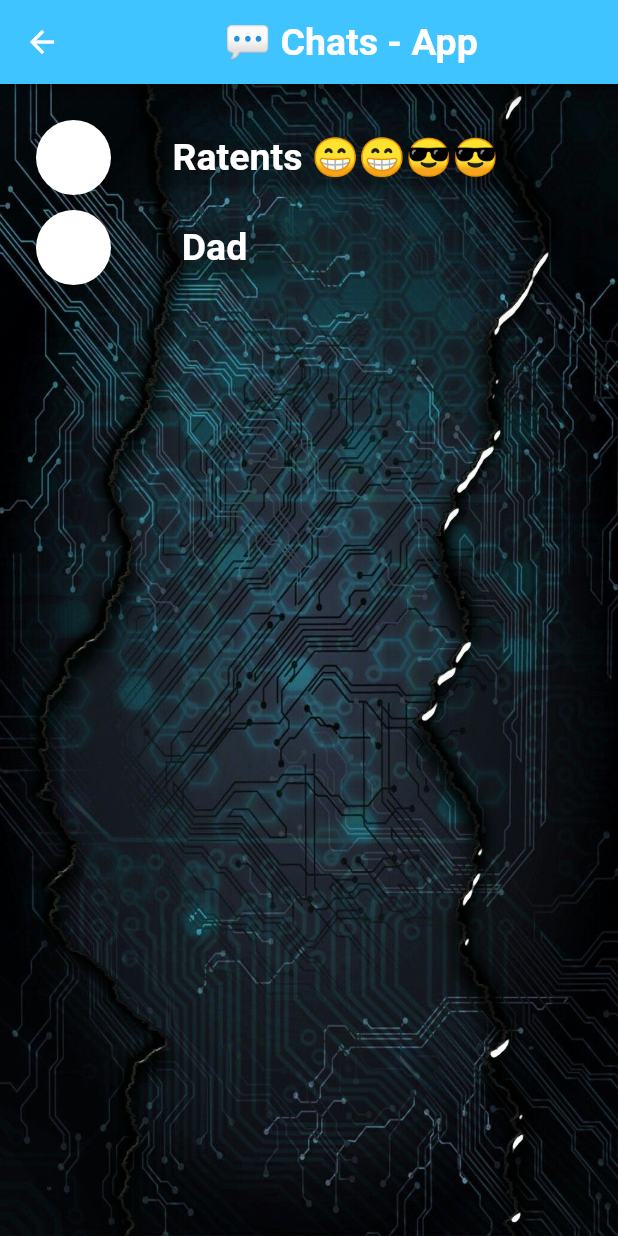
After one commit to eshan1925/Chatsapp, a Flutter app: the ChatHead screen opened by its route, on a phone screen of 412 x 824 dp. The commit adds this screen. Run offline on Flutter 3.47's test engine with Material 2 defaults, Android fonts, the phone set to English and light mode, and no system bars; our stand-ins replace animated_text_kit, cloud_firestore, firebase_auth, firebase_core, modal_progress_hud_nsn; accounts and stored records are empty.

Commit message:
Designing ChatHeads screen

```diff
--- a/lib/main.dart
+++ b/lib/main.dart
@@ -1,3 +1,4 @@
+import 'package:chatsapp/screens/Chatheads.dart';
 import 'package:flutter/material.dart';
 import 'package:chatsapp/screens/welcome_screen.dart';
 import 'package:chatsapp/screens/login_screen.dart';
@@ -22,6 +23,7 @@ class Chatsapp extends StatelessWidget {
       theme: ThemeData.dark(),
       routes: {
         WelcomeScreen.id: (context) => WelcomeScreen(),
+        ChatHead.id: (context) => ChatHead(),
         ChatScreen.id: (context) => ChatScreen(),
         LoginScreen.id: (context) => LoginScreen(),
         RegistrationScreen.id: (context) => RegistrationScreen(),
@@ -29,3 +31,10 @@ class Chatsapp extends StatelessWidget {
     );
   }
 }
+
+class Bumblebee extends StatelessWidget {
+  @override
+  Widget build(BuildContext context) {
+    return Container();
+  }
+}
--- /dev/null
+++ b/lib/screens/Chatheads.dart
@@ -0,0 +1,105 @@
+import 'package:chatsapp/Components/rounded_button.dart';
+import 'package:chatsapp/screens/chat_screen.dart';
+import 'package:flutter/cupertino.dart';
+import 'package:flutter/material.dart';
+import 'package:chatsapp/constants.dart';
+import 'package:firebase_auth/firebase_auth.dart';
+import 'package:cloud_firestore/cloud_firestore.dart';
+
+class ChatHead extends StatefulWidget {
+  static const String id = 'ChatHead_Screen';
+  @override
+  _ChatHeadState createState() => _ChatHeadState();
+}
+
+class _ChatHeadState extends State<ChatHead> {
+  @override
+  Widget build(BuildContext context) {
+    return Scaffold(
+      appBar: AppBar(
+        title: Center(
+            child: Text(
+          '💬 ️Chats - App',
+          style: TextStyle(
+            fontSize: 25,
+            fontWeight: FontWeight.bold,
+          ),
+        )),
+        backgroundColor: Colors.lightBlueAccent,
+      ),
+      body: Container(
+        decoration: BoxDecoration(
+          image: DecorationImage(
+            image: AssetImage("images/bg.jpg"),
+            fit: BoxFit.cover,
+          ),
+        ),
+        child: SafeArea(
+          child: Padding(
+            padding: const EdgeInsets.all(24.0),
+            child: Container(
+              child: ListView(
+                children: [
+                  Row(
+                    children: [
+                      CircleAvatar(
+                        radius: 25,
+                        backgroundColor: Colors.white,
+                      ),
+                      SizedBox(
+                        width: 25,
+                      ),
+                      // ignore: deprecated_member_use
+                      RaisedButton(
+                        color: Colors.transparent,
+                        onPressed: () {
+                          Navigator.pushNamed(context, ChatScreen.id);
+                        },
+                        child: Text(
+                          'Ratents 😁😁😎😎',
+                          style: TextStyle(
+                            fontWeight: FontWeight.bold,
+                            fontSize: 25,
+                          ),
+                        ),
+                      )
+                    ],
+                  ),
+                  SizedBox(
+                    height: 10,
+                  ),
+                  Row(
+                    children: [
+                      CircleAvatar(
+                        radius: 25,
+                        backgroundColor: Colors.white,
+                      ),
+                      SizedBox(
+                        width: 25,
+                      ),
+                      // ignore: deprecated_member_use
+                      RaisedButton(
+                        color: Colors.transparent,
+                        onPressed: () {},
+                        child: Text(
+                          'Dad',
+                          style: TextStyle(
+                            fontWeight: FontWeight.bold,
+                            fontSize: 25,
+                          ),
+                        ),
+                      )
+                    ],
+                  ),
+                  SizedBox(
+                    height: 10,
+                  ),
+                ],
+              ),
+            ),
+          ),
+        ),
+      ),
+    );
+  }
+}
--- a/lib/screens/login_screen.dart
+++ b/lib/screens/login_screen.dart
@@ -1,5 +1,6 @@
 import 'package:chatsapp/Components/rounded_button.dart';
 import 'package:chatsapp/constants.dart';
+import 'package:chatsapp/screens/Chatheads.dart';
 import 'package:chatsapp/screens/chat_screen.dart';
 import 'package:flutter/material.dart';
 import 'package:firebase_auth/firebase_auth.dart';
@@ -82,7 +83,7 @@ class _LoginScreenState extends State<LoginScreen> {
                         final user = await _auth.signInWithEmailAndPassword(
                             email: email, password: password);
                         if (user != null) {
-                          Navigator.pushNamed(context, ChatScreen.id);
+                          Navigator.pushNamed(context, ChatHead.id);
                         }
                         setState(() {
                           showSpinner = false;
--- a/pubspec.yaml
+++ b/pubspec.yaml
@@ -16,6 +16,7 @@ dependencies:
   firebase_core: ^1.0.3
   firebase_auth: ^1.1.0
   cloud_firestore: ^1.0.5
+
   modal_progress_hud_nsn: ^0.1.0-nullsafety-1
 
 dev_dependencies:
```
